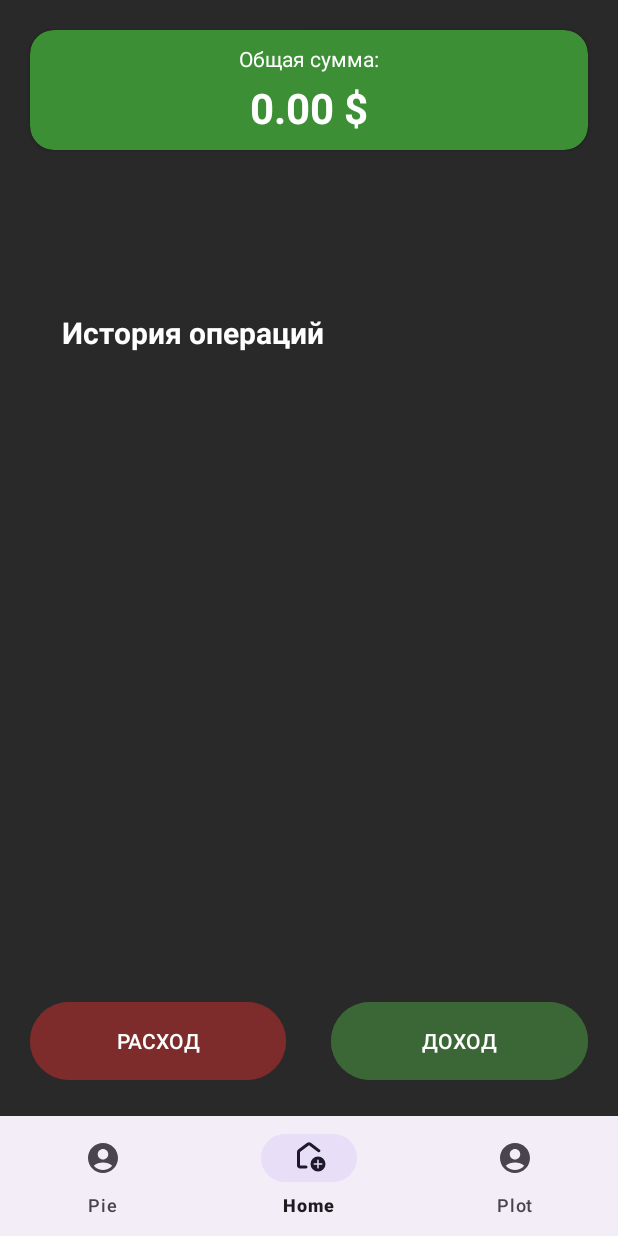
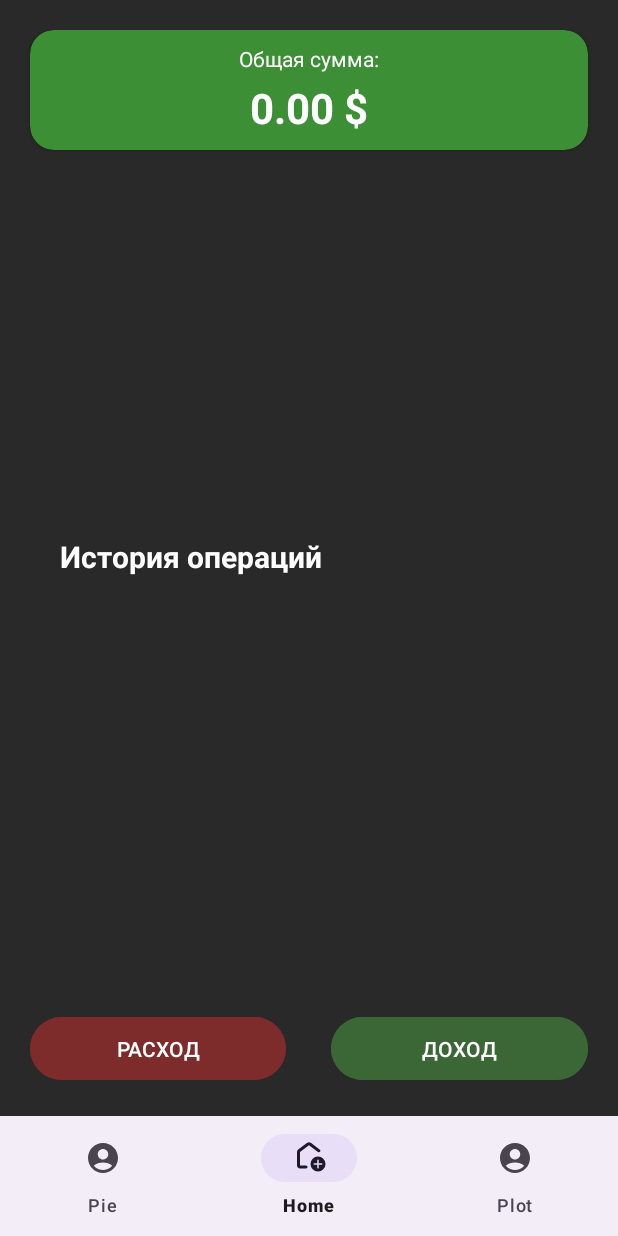
Before and after one commit to ne0masha/finsaver_app, an Android app: the screen it shows after launch (MainActivity), on a phone screen of 412 x 824 dp. Run offline under Robolectric (Android 15) with nearby library versions, the phone set to English and light mode, and no system bars; our stand-ins replace Room's generated code.

Commit message:
Fix operations history & set adjustPan for toolbar and buttons

```diff
--- a/app/src/main/AndroidManifest.xml
+++ b/app/src/main/AndroidManifest.xml
@@ -16,7 +16,8 @@
 
         <activity
             android:name=".ui.MainActivity"
-            android:exported="true">
+            android:exported="true"
+            android:windowSoftInputMode="adjustPan">
             <intent-filter>
                 <action android:name="android.intent.action.MAIN" />
                 <category android:name="android.intent.category.LAUNCHER" />
--- a/app/src/main/res/layout/fragment_list.xml
+++ b/app/src/main/res/layout/fragment_list.xml
@@ -10,7 +10,7 @@
     <LinearLayout
         android:id="@+id/list_container"
         android:layout_width="match_parent"
-        android:layout_height="match_parent"
+        android:layout_height="wrap_content"
         android:orientation="vertical"
         app:layout_constraintBottom_toBottomOf="parent"
         app:layout_constraintEnd_toEndOf="parent"
@@ -24,9 +24,9 @@
             android:id="@+id/headerHistoryOperatoins"
             android:layout_width="match_parent"
             android:layout_height="wrap_content"
-            android:layout_marginTop="26dp"
             android:gravity="center_vertical"
             android:orientation="horizontal"
+            android:layout_marginTop="20dp"
             app:layout_constraintTop_toBottomOf="@id/totalBalanceContainer"
             tools:layout_editor_absoluteX="40dp">
 
--- a/app/src/main/res/layout/main_activity.xml
+++ b/app/src/main/res/layout/main_activity.xml
@@ -7,7 +7,7 @@
 
     <androidx.constraintlayout.widget.ConstraintLayout
         android:id="@+id/generalContainer"
-
+        android:paddingTop="20dp"
         android:layout_width="match_parent"
         android:layout_height="match_parent"
         android:background="@color/main_bg"
@@ -20,7 +20,8 @@
             android:id="@+id/totalBalanceContainer"
             android:layout_width="match_parent"
             android:layout_height="80dp"
-            android:layout_margin="20dp"
+            android:layout_marginStart="20dp"
+            android:layout_marginEnd="20dp"
             android:orientation="vertical"
             app:cardBackgroundColor="@color/header"
             app:cardCornerRadius="16dp"
@@ -54,31 +55,32 @@
 
         </androidx.cardview.widget.CardView>
 
-        <!-- Контейнер для кнопок -->
-
+        <!-- RecyclerView -->
         <FrameLayout
             android:id="@+id/fragment_holder"
             android:layout_width="match_parent"
-            android:layout_height="400dp"
-            android:layout_marginStart="1dp"
-            android:layout_marginEnd="1dp"
-            app:layout_constraintBottom_toTopOf="@+id/addButtonsContainer"
+            android:layout_height="0dp"
             app:layout_constraintEnd_toEndOf="parent"
             app:layout_constraintStart_toStartOf="parent"
-            app:layout_constraintTop_toBottomOf="@+id/totalBalanceContainer">
+            app:layout_constraintTop_toBottomOf="@+id/totalBalanceContainer"
+            app:layout_constraintBottom_toTopOf="@+id/addButtonsContainer">
         </FrameLayout>
 
+        <!-- Контейнер для кнопок -->
         <LinearLayout
             android:id="@+id/addButtonsContainer"
             android:layout_width="match_parent"
-            android:layout_height="60dp"
-            android:layout_margin="20dp"
+            android:layout_height="50dp"
+            android:layout_marginStart="20dp"
+            android:layout_marginEnd="20dp"
             android:orientation="horizontal"
+            android:layout_marginBottom="20dp"
+
             app:layout_constraintBottom_toTopOf="@+id/bottomNavigationView"
-            app:layout_constraintEnd_toStartOf="@+id/bottomNavigationView"
             app:layout_constraintHorizontal_bias="0.505"
             app:layout_constraintHorizontal_chainStyle="spread_inside"
-            app:layout_constraintStart_toEndOf="@+id/bottomNavigationView">
+            app:layout_constraintEnd_toEndOf="parent"
+            app:layout_constraintStart_toStartOf="parent">
 
             <Button
                 android:id="@+id/addExpenseButton"
```
Also changed, not shown: app/src/main/res/layout/item_list.xml (+33 -8 lines), app/src/main/res/drawable-mdpi/bin.png, app/src/main/res/drawable-mdpi/bin1.png (deleted).
